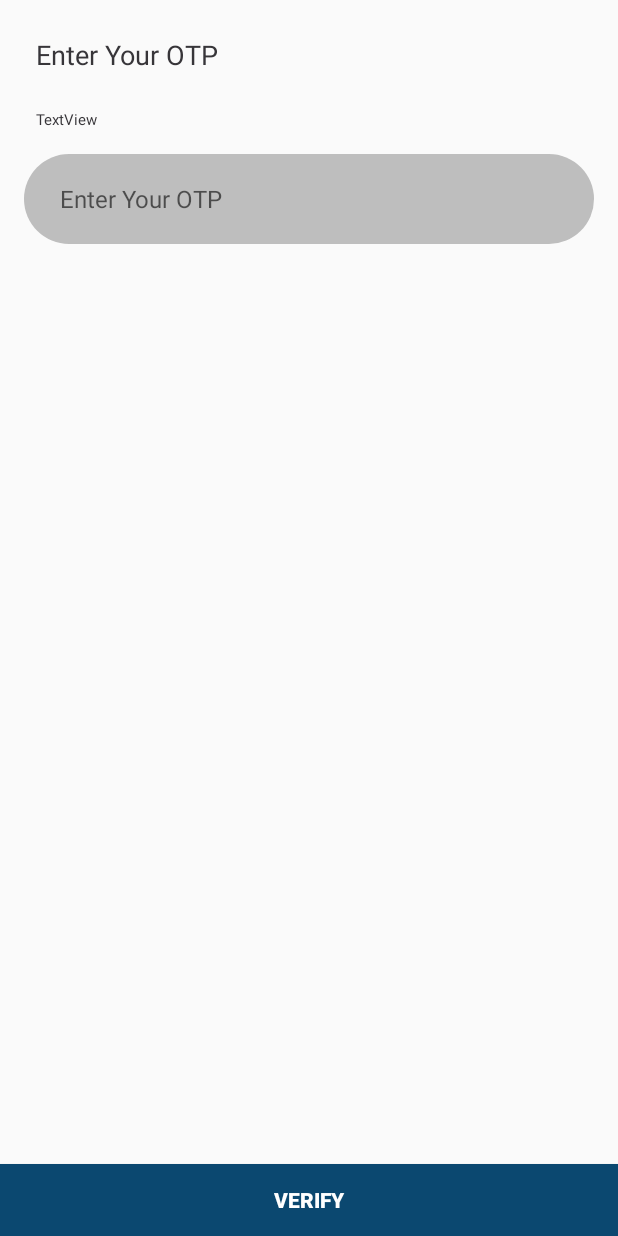
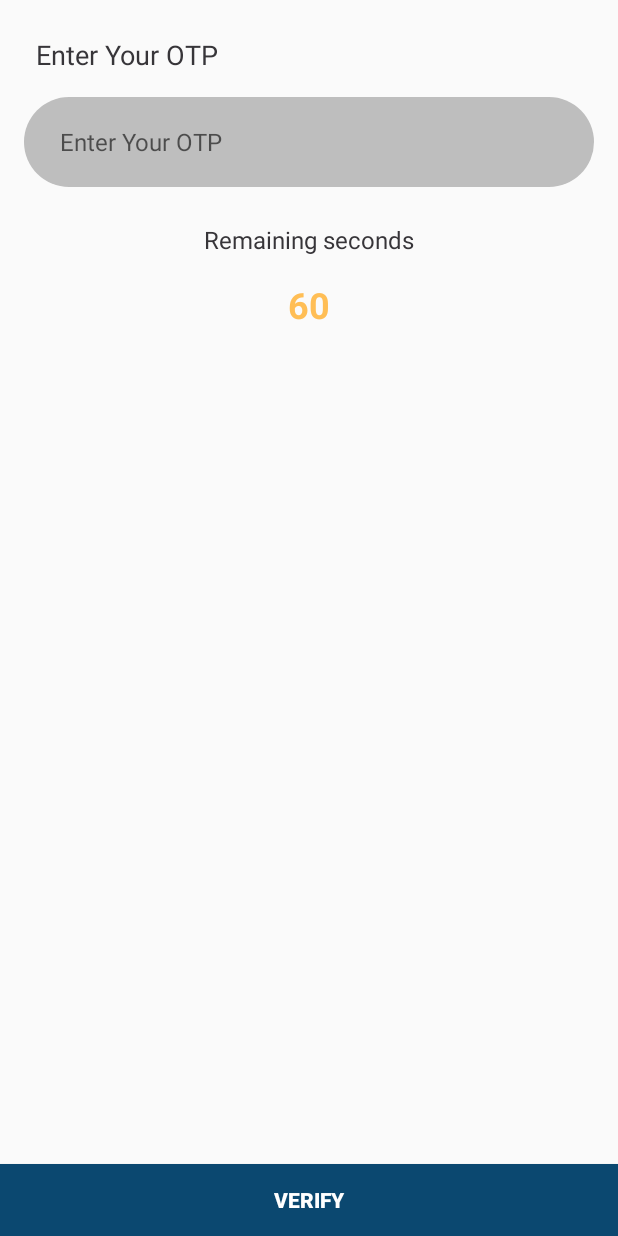
Before and after one commit to meetkparmar/TrecoX, an Android app: the layout activity_otp_verification.xml on its own in the app's theme, with its tools: preview values and no code run, on a phone screen of 412 x 824 dp. Run offline under Robolectric (Android 15) with nearby library versions, the phone set to English and light mode, and no system bars; Roboto replaces fonts that are not available here.

Commit message:
update for countdown otp

```diff
--- a/app/src/main/res/layout/activity_otp_verification.xml
+++ b/app/src/main/res/layout/activity_otp_verification.xml
@@ -32,11 +32,35 @@
         android:paddingEnd="@dimen/margin_24"
         android:textColor="@color/black"
         android:textSize="@dimen/default_text_size"
-        app:layout_constraintBottom_toTopOf="@+id/btn_verify"
         app:layout_constraintEnd_toEndOf="parent"
         app:layout_constraintStart_toStartOf="parent"
-        app:layout_constraintTop_toBottomOf="@+id/num_txt"
+        app:layout_constraintTop_toBottomOf="@+id/tv_header"
         app:layout_constraintVertical_bias="0.0" />
+
+    <TextView
+        android:id="@+id/tv_remaining_seconds"
+        android:layout_width="wrap_content"
+        android:layout_height="wrap_content"
+        android:layout_marginTop="@dimen/margin_24"
+        android:text="@string/remaining_seconds"
+        android:textColor="@color/greyDark"
+        android:textSize="@dimen/default_text_size"
+        app:layout_constraintEnd_toEndOf="parent"
+        app:layout_constraintStart_toStartOf="parent"
+        app:layout_constraintTop_toBottomOf="@+id/et_otp" />
+
+    <TextView
+        android:id="@+id/num_txt"
+        android:layout_width="wrap_content"
+        android:layout_height="wrap_content"
+        android:layout_margin="@dimen/default_margin"
+        app:layout_constraintStart_toStartOf="parent"
+        android:text="60"
+        android:textStyle="bold"
+        app:layout_constraintEnd_toEndOf="parent"
+        app:layout_constraintTop_toBottomOf="@id/tv_remaining_seconds"
+        android:textSize="@dimen/counter_text_size"
+        android:textColor="@color/colorAccent"/>
 
     <Button
         android:id="@+id/btn_verify"
@@ -53,18 +77,4 @@
         app:layout_constraintEnd_toEndOf="parent"
         app:layout_constraintStart_toStartOf="parent" />
 
-    <TextView
-        android:id="@+id/num_txt"
-        android:layout_width="wrap_content"
-        android:layout_height="wrap_content"
-        android:layout_marginStart="@dimen/margin_24"
-        android:layout_marginTop="@dimen/margin_24"
-        android:text="TextView"
-        android:textColor="@color/greyDark"
-        android:textSize="10sp"
-        app:layout_constraintEnd_toEndOf="parent"
-        app:layout_constraintHorizontal_bias="0.0"
-        app:layout_constraintStart_toStartOf="parent"
-        app:layout_constraintTop_toBottomOf="@+id/tv_header" />
-
 </androidx.constraintlayout.widget.ConstraintLayout>
--- a/app/src/main/res/values/dimen.xml
+++ b/app/src/main/res/values/dimen.xml
@@ -4,6 +4,7 @@
     <dimen name="vp_description_text_size">16sp</dimen>
     <dimen name="default_text_size">16sp</dimen>
     <dimen name="default_button_text_size">14sp</dimen>
+    <dimen name="counter_text_size">24sp</dimen>
 
     <dimen name="margin_24">24dp</dimen>
     <dimen name="default_margin">16dp</dimen>
--- a/app/src/main/res/values/strings.xml
+++ b/app/src/main/res/values/strings.xml
@@ -15,5 +15,6 @@
 
     <string name="verify">Verify</string>
     <string name="otp_text">Enter Your OTP</string>
+    <string name="remaining_seconds">Remaining seconds</string>
 
 </resources>
```
Also changed, not shown: app/src/main/java/com/bebetterprogrammer/trecox/OnBoardingActivity.kt (+12 -0 lines), app/src/main/java/com/bebetterprogrammer/trecox/OtpVerificationActivity.kt (+21 -19 lines).
